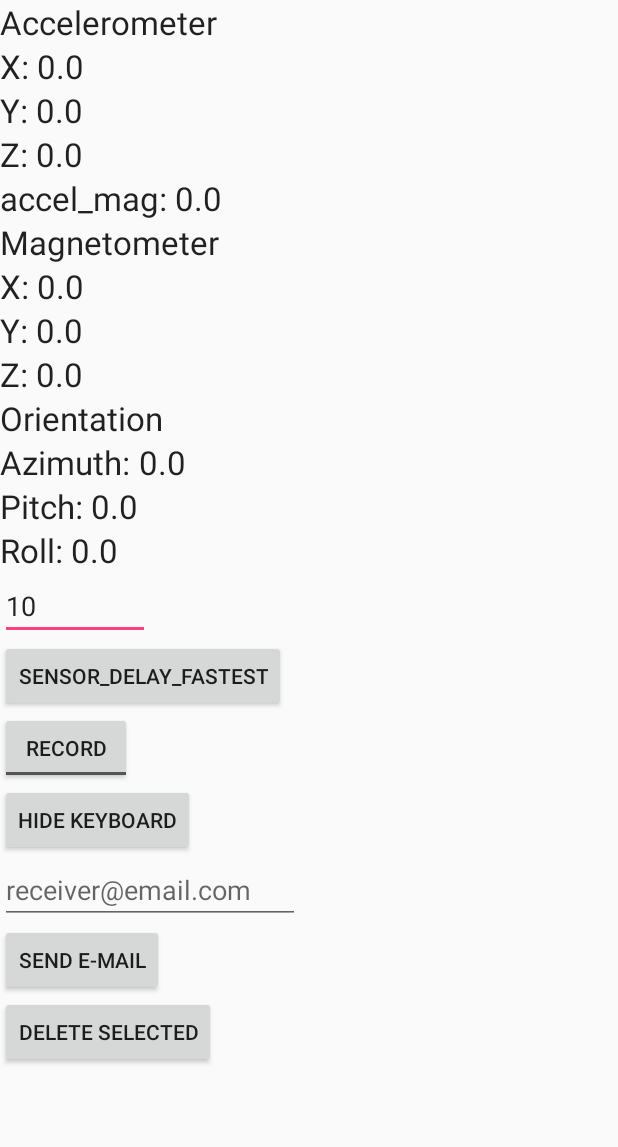
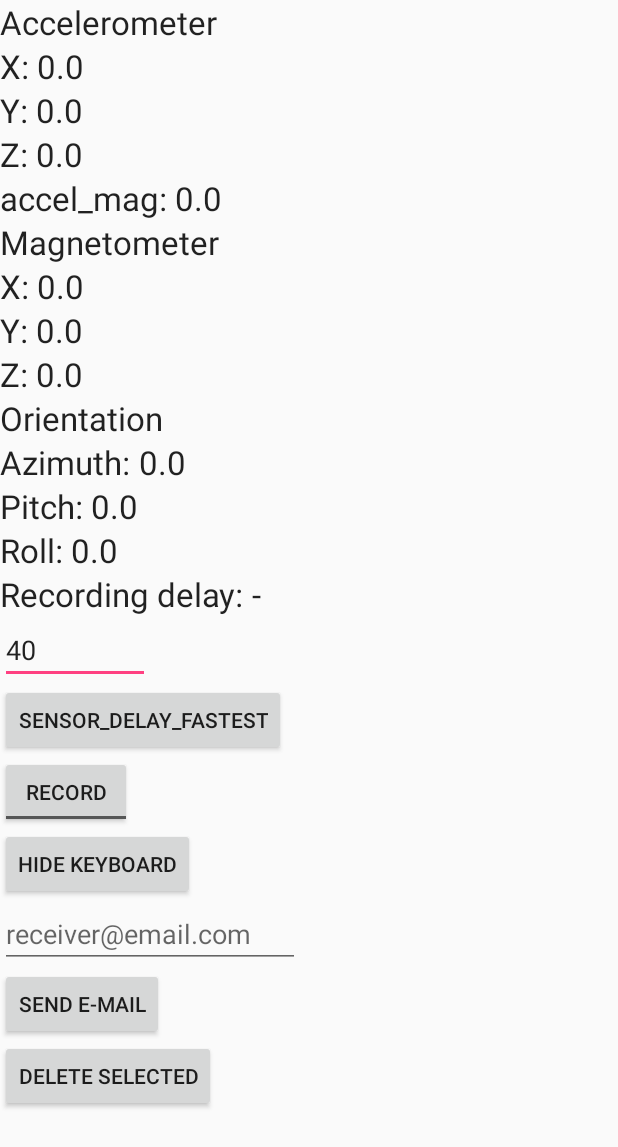
Before and after one commit to ZhuanDJ/gaitIdentification, an Android app: the screen it shows after launch (MainActivity), after a tap on "RECORDING.. STOP", on a phone screen of 412 x 824 dp. Shown: the top 1147 px of the screen. Run offline under Robolectric (Android 15) with nearby library versions, the phone set to English and light mode, and no system bars; 1 statement that could not run was skipped; 2 other taps on this screen came first.

Commit message:
1. modify the ui for showing timestemp difference 2. modify data recording module to handle delay for concatenating very large size of string

```diff
--- a/GaitCollection/app/src/main/java/kr/ac/kaist/team2/gaitcollection/MainActivity.java
+++ b/GaitCollection/app/src/main/java/kr/ac/kaist/team2/gaitcollection/MainActivity.java
@@ -11,6 +11,9 @@ import android.hardware.SensorManager;
 import android.net.Uri;
 import android.os.Bundle;
 import android.os.Environment;
+import android.os.Handler;
+import android.os.Looper;
+import android.os.Message;
 import android.os.Parcelable;
 import android.util.SparseBooleanArray;
 import android.view.MotionEvent;
@@ -49,6 +52,7 @@ public class MainActivity extends Activity implements SensorEventListener, OnCli
     TextView tvAzimuth = null;
     TextView tvPitch = null;
     TextView tvRoll = null;
+    TextView tvTimeDiff = null;
 
     ListView fileListView = null;
     ArrayAdapter fileArrayAdapter = null;
@@ -80,28 +84,39 @@ public class MainActivity extends Activity implements SensorEventListener, OnCli
     Sensor oriSensor = null;
 
 
-    File recordingFile = null;
     FileOutputStream fos = null;
     String recordingFileName = null;
     PrintWriter writer = null;
 
-    String fileContent = null;
 
     Thread recordThread = null;
 
-    int tick = 10;
+    int tick = 40;
     String rootPath = null;
     String gaitDataPath = "/gaitData/";
     String gaitDataFullPath = null;
+    String saveFileFormat = "csv";
+    String saveFileFormat2 = "txt";
 
-    int listItemSize = 150;
+    ArrayList<String> dataList = null;
+    int defaultDataListSize = 50000;
+
+    int listItemSize = 200;
+    int listViewMaxItemNumberToShow = 3;
     int sensorDelay = SensorManager.SENSOR_DELAY_FASTEST;
     int tempDelay = -1;
+
+    long currentTimeMillis = 0;
+    long previousTimeMillis = 0;
+
+    Handler handler;
 
     @Override
     protected void onCreate(Bundle savedInstanceState) {
         super.onCreate(savedInstanceState);
         setContentView(R.layout.activity_main);
+
+        tvTimeDiff = (TextView) findViewById(R.id.tvTimeDiff);
 
         tvAccelX = (TextView) findViewById(R.id.tvAccelX);
         tvAccelY = (TextView) findViewById(R.id.tvAccelY);
@@ -137,6 +152,7 @@ public class MainActivity extends Activity implements SensorEventListener, OnCli
 
         wrappingScrollView = (ScrollView) findViewById(R.id.wrappingScrollView);
 
+        handler = new Handler(Looper.getMainLooper());
 
         // SensorManager 인스턴스를 가져옴
         sm = (SensorManager) getSystemService(SENSOR_SERVICE);
@@ -243,68 +259,23 @@ public class MainActivity extends Activity implements SensorEventListener, OnCli
             case R.id.recordButton:     //기록 토글버튼
                 isRecording = (isRecording == true ? false : true);
                 if (isRecording == true) {
-                    long nowMills = System.currentTimeMillis();
-                    Date date = new Date(nowMills);
-                    SimpleDateFormat simpleDateFormat = new SimpleDateFormat("yyyyMMdd_HHmmss");
-                    recordingFileName = "gaitdata_" + simpleDateFormat.format(date).toString() + ".txt";
 
-                    try{
-                        //파일 오픈
-                        fos = new FileOutputStream(new File(gaitDataFullPath, recordingFileName));
-                        //openFileOutput(new File(gaitDataFullPath, recordingFileName));
-                        String topLine = new String("timestamp\taccel_x\taccel_y\taccel_z\taccel_mag\tmag_x\tmag_y\tmag_z\tazimuth\tpitch\troll\n");
-                        writer= new PrintWriter(fos);
-                        fileContent = topLine;
+                    tick = Integer.parseInt(tickEditText.getText().toString());
+                    dataList = new ArrayList<String>(defaultDataListSize);
 
-                        //writer.println(topLine);
-
-                    } catch(Exception e){
-                        e.printStackTrace();
-                    }
-                    tick = Integer.parseInt(tickEditText.getText().toString());
 
                     //레코딩을 위한 thread 생성
                     recordThread = new Thread(new Runnable(){
                         public void run(){
-                            while(isRecording == true){
-                                try{
-
-                                    String timestamp = String.valueOf(System.currentTimeMillis());
-                                    String tvAccelXVal = tvAccelX.getText().toString();
-                                    String tvAccelYVal = tvAccelY.getText().toString();
-                                    String tvAccelZVal = tvAccelZ.getText().toString();
-                                    String tvAccelMagVal = tvAccelMag.getText().toString();
-                                    String tvMagXVal = tvMagX.getText().toString();
-                                    String tvMagYVal = tvMagY.getText().toString();
-                                    String tvMagZVal = tvMagZ.getText().toString();
-                                    String tvAzimuthVal = tvAzimuth.getText().toString();
-                                    String tvPitchVal = tvPitch.getText().toString();
-                                    String tvRollVal = tvRoll.getText().toString();
-
-
-                                    String line = timestamp + "\t" + tvAccelXVal + "\t" + tvAccelYVal + "\t" + tvAccelZVal + "\t" + tvMagXVal + "\t"+ tvMagYVal + "\t"+ tvMagZVal + "\t" + tvAzimuthVal + "\t"+ tvPitchVal + "\t"+ tvRollVal + "\n";
-                                    fileContent += line;
-
-                                    Thread.sleep(tick);
-                                }   catch(Exception e){
-                                    e.printStackTrace();
-                                }
-
-                            }
-                            try {
-                                writer.println(fileContent);
-                                writer.close();
-                                fileContent = null;
-                            } catch(Exception e){
-                                e.printStackTrace();
-                            }
+                            taskOnRecordingThread();
                         }
                     });
 
                     recordThread.start();
                 }
                 else {
-                    setFileListViewAdapter();
+                    setFileListViewAdapter();       //파일리스트 갱신
+                    tvTimeDiff.setText("-");
                 }
 
                 break;
@@ -409,13 +380,92 @@ public class MainActivity extends Activity implements SensorEventListener, OnCli
     }
 
 
+    private void taskOnRecordingThread()
+    {
+        while(isRecording == true){
+            try{
+                currentTimeMillis = System.currentTimeMillis();
+                handler.post(new Runnable() {
+                    @Override
+                    public void run() {
+                        System.out.println(currentTimeMillis + ", " + previousTimeMillis);
+                        tvTimeDiff.setText(String.valueOf(currentTimeMillis - previousTimeMillis));
+                    }
+                });
+
+
+                String timestamp = String.valueOf(currentTimeMillis);
+                String tvAccelXVal = tvAccelX.getText().toString();
+                String tvAccelYVal = tvAccelY.getText().toString();
+                String tvAccelZVal = tvAccelZ.getText().toString();
+                String tvAccelMagVal = tvAccelMag.getText().toString();
+                String tvMagXVal = tvMagX.getText().toString();
+                String tvMagYVal = tvMagY.getText().toString();
+                String tvMagZVal = tvMagZ.getText().toString();
+                String tvAzimuthVal = tvAzimuth.getText().toString();
+                String tvPitchVal = tvPitch.getText().toString();
+                String tvRollVal = tvRoll.getText().toString();
+
+
+                String line = timestamp;        //add timestamp
+                line += "\t" + tvAccelXVal + "\t" + tvAccelYVal + "\t" + tvAccelZVal + "\t" + tvAccelMagVal; // add accel data
+                line += "\t0\t"; //add temperature data
+                line += tvMagXVal + "\t"+ tvMagYVal + "\t"+ tvMagZVal; // add magnetic field data
+                line += "\t" + tvAzimuthVal + "\t"+ tvPitchVal + "\t"+ tvRollVal + "\n"; // add orientation data
+                dataList.add(line);
+
+
+
+
+                Thread.sleep(tick);
+                previousTimeMillis = currentTimeMillis;
+            }   catch(Exception e){
+                e.printStackTrace();
+            }
+
+        }
+
+        // write all data to file
+        long nowMills = System.currentTimeMillis();
+        Date date = new Date(nowMills);
+        SimpleDateFormat simpleDateFormat = new SimpleDateFormat("yyyyMMdd_HHmmss");
+        recordingFileName = "gaitdata_" + simpleDateFormat.format(date).toString() + "." + saveFileFormat;
+
+        try{
+            //파일 오픈
+            fos = new FileOutputStream(new File(gaitDataFullPath, recordingFileName));
+            //openFileOutput(new File(gaitDataFullPath, recordingFileName));
+            String topLine = new String("timestamp\taccel_x\taccel_y\taccel_z\taccel_mag\ttemperature\tmag_x\tmag_y\tmag_z\tazimuth\tpitch\troll\n");
+            writer= new PrintWriter(fos);
+
+            String fileContent = topLine;
+            for (String line : dataList){
+                fileContent += line;
+            }
+
+            writer.print(fileContent);
+            writer.close();
+            dataList.clear();
+            handler.post(new Runnable() {
+                @Override
+                public void run() {
+                    setFileListViewAdapter();       //파일리스트 갱신
+                }
+            });
+
+        } catch (Exception e) {
+            e.printStackTrace();
+        }
+
+    }
+
     private String[] getSavedFileTitleList() {
         try {
             FilenameFilter fileFilter = new FilenameFilter()
             {
                 public boolean accept(File dir, String name)
                 {
-                    return name.endsWith("txt");
+                    return name.endsWith(saveFileFormat) || name.endsWith(saveFileFormat2);
                 } //end accept
             };
             File file = new File(gaitDataFullPath);
@@ -439,12 +489,14 @@ public class MainActivity extends Activity implements SensorEventListener, OnCli
     }
 
     private void setFileListViewAdapter(){
-        fileArrayAdapter = new ArrayAdapter(this,android.R.layout.simple_list_item_multiple_choice, getSavedFileTitleList());
+        String[] fileList = getSavedFileTitleList();
+
+        fileArrayAdapter = new ArrayAdapter(this,android.R.layout.simple_list_item_multiple_choice, fileList);
         fileListView.setAdapter(fileArrayAdapter);
 
         //listview 높이조절 대충정함...
         ViewGroup.LayoutParams params = fileListView.getLayoutParams();
-        params.height = listItemSize * (fileArrayAdapter.getCount() - 1);
+        params.height = listItemSize * listViewMaxItemNumberToShow;
         fileListView.setLayoutParams(params);
         fileListView.requestLayout();
     }
--- a/GaitCollection/app/src/main/res/layout/activity_main.xml
+++ b/GaitCollection/app/src/main/res/layout/activity_main.xml
@@ -15,6 +15,10 @@
             android:layout_width="fill_parent"
             android:layout_height="fill_parent"
             android:paddingRight="5px">
+
+
+
+
             <TextView
                 android:id="@+id/textView7"
                 android:layout_width="wrap_content"
@@ -227,6 +231,25 @@
                     android:textAppearance="?android:attr/textAppearanceLarge" />
             </LinearLayout>
 
+            <LinearLayout
+                android:layout_width="match_parent"
+                android:layout_height="wrap_content" >
+
+                <TextView
+                    android:id="@+id/textView20"
+                    android:layout_width="wrap_content"
+                    android:layout_height="wrap_content"
+                    android:text="Recording delay: "
+                    android:textAppearance="?android:attr/textAppearanceLarge" />
+
+                <TextView
+                    android:id="@+id/tvTimeDiff"
+                    android:layout_width="wrap_content"
+                    android:layout_height="wrap_content"
+                    android:text="-"
+                    android:textAppearance="?android:attr/textAppearanceLarge" />
+            </LinearLayout>
+
             <EditText
                 android:layout_width="100dp"
                 android:layout_height="wrap_content"
```
Also changed, not shown: 6 other files.
